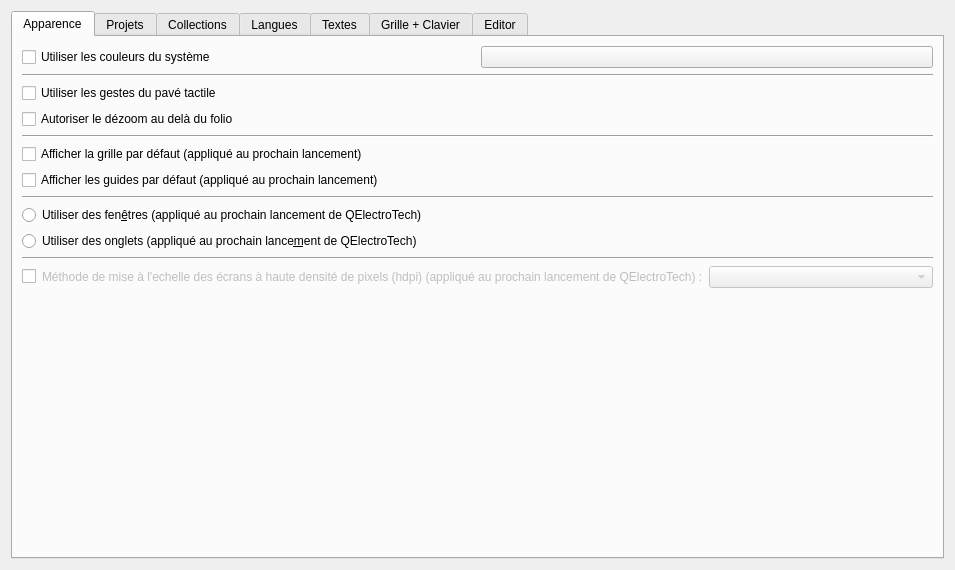
Qt form sources/ui/configpage/generalconfigurationpage.ui (qelectrotech/qelectrotech-source-mirror) before a commit.
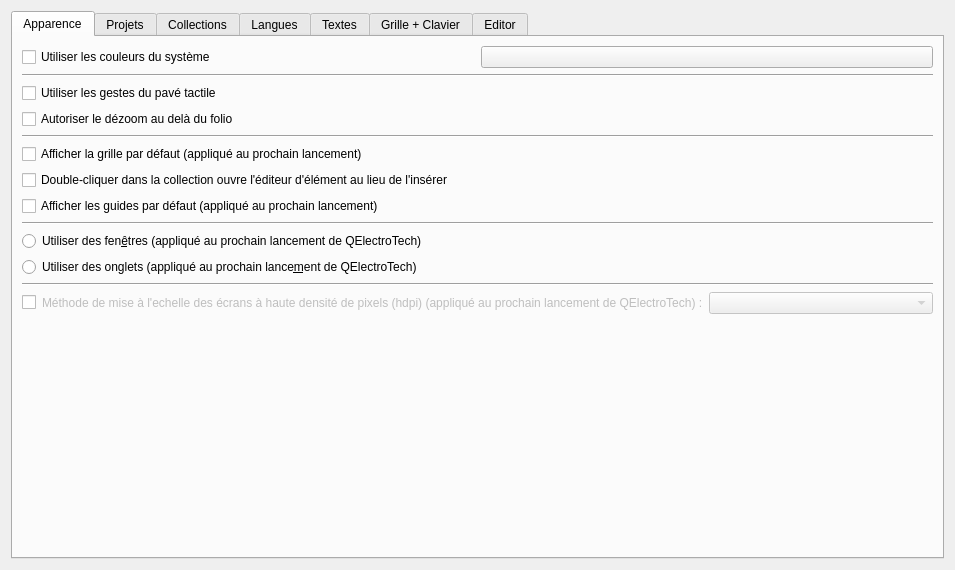
The same form after that commit. Custom widgets are drawn as their Qt base class.

Commit message: Place an element from the collection without dragging it

```diff
--- a/sources/ui/configpage/generalconfigurationpage.ui
+++ b/sources/ui/configpage/generalconfigurationpage.ui
@@ -77,6 +77,16 @@
          </property>
         </widget>
        </item>
+       <item>
+        <widget class="QCheckBox" name="m_collection_dblclick_edits">
+         <property name="toolTip">
+          <string>Par défaut, un double-clic insère l'élément sur le folio ; l'édition reste accessible par le menu contextuel.</string>
+         </property>
+         <property name="text">
+          <string>Double-cliquer dans la collection ouvre l'éditeur d'élément au lieu de l'insérer</string>
+         </property>
+        </widget>
+       </item>
        <item>
         <widget class="QCheckBox" name="guides_startup_cb">
          <property name="text">
```
The commit also changes 7 other files.
